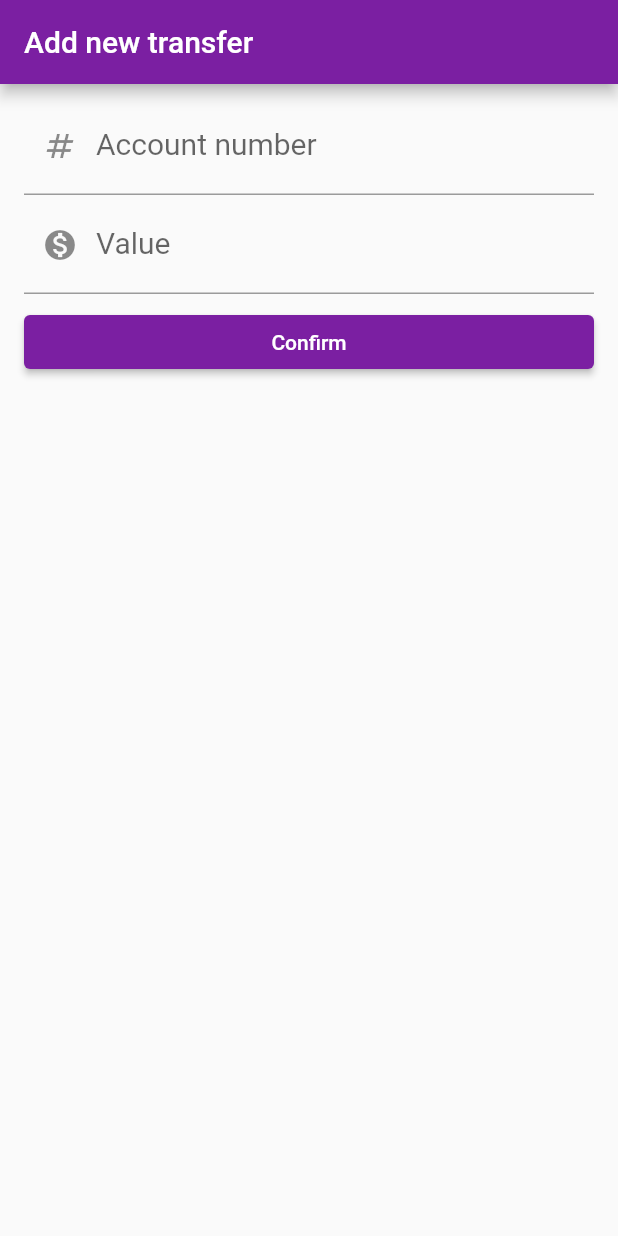
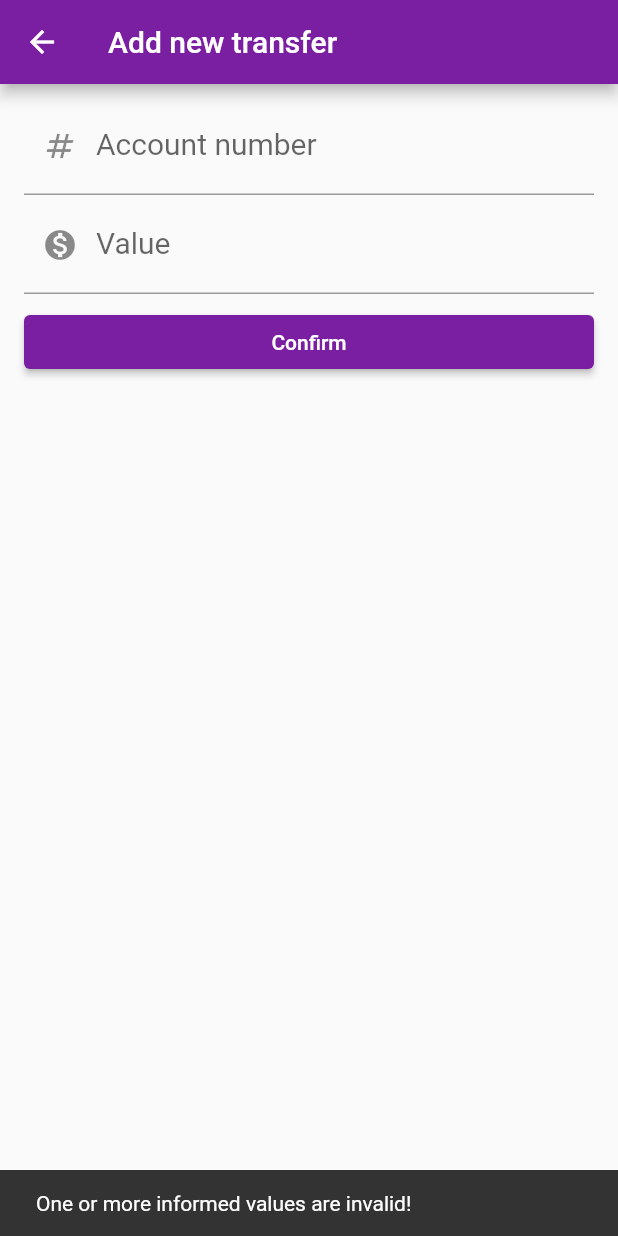
Before and after one commit to felipesantoos/bytebank, a Flutter app: the TransferForm screen opened directly, after a tap on "Confirm", on a phone screen of 412 x 824 dp. Run offline on Flutter 3.47's test engine with Material 2 defaults, Android fonts, the phone set to English and light mode, and no system bars.

Commit message:
Refactoring code, add customer text field, navigation and data transmission

```diff
--- a/lib/main.dart
+++ b/lib/main.dart
@@ -11,18 +11,16 @@ class ByteBankApp extends StatelessWidget {
   Widget build(BuildContext context) {
     return MaterialApp(
       debugShowCheckedModeBanner: false,
-      home: Scaffold(
-        body: TransferForm(),
-      ),
+      home: TransferList(),
     );
   }
 }
 
-
 class TransferForm extends StatelessWidget {
   TransferForm({Key? key}) : super(key: key);
 
-  final TextEditingController _controllerFieldAccountNumber = TextEditingController();
+  final TextEditingController _controllerFieldAccountNumber =
+      TextEditingController();
   final TextEditingController _controllerFieldValue = TextEditingController();
 
   @override
@@ -36,37 +34,22 @@ class TransferForm extends StatelessWidget {
         padding: const EdgeInsets.symmetric(vertical: 8.0, horizontal: 16.0),
         child: ListView(
           children: <Widget>[
-            TextField(
+            CustomTextField(
               controller: _controllerFieldAccountNumber,
-              decoration: const InputDecoration(
-                labelText: 'Account number',
-                hintText: '00000-0',
-                prefixIcon: Icon(Icons.numbers),
-              ),
-              style: const TextStyle(
-                fontSize: 20.0,
-              ),
-              keyboardType: TextInputType.number,
+              labelText: 'Account number',
+              hintText: '00000-0',
+              prefixIcon: Icons.numbers,
             ),
-            TextField(
+            CustomTextField(
               controller: _controllerFieldValue,
-              decoration: const InputDecoration(
-                labelText: 'Value',
-                hintText: '0.00',
-                prefixIcon: Icon(Icons.monetization_on),
-              ),
-              style: const TextStyle(
-                fontSize: 20.0,
-              ),
-              keyboardType: TextInputType.number,
+              labelText: 'Value',
+              hintText: '0.00',
+              prefixIcon: Icons.monetization_on,
             ),
             Container(
               margin: const EdgeInsets.only(top: 8.0),
               child: ElevatedButton(
-                onPressed: () {
-                  debugPrint(_controllerFieldAccountNumber.text);
-                  debugPrint(_controllerFieldValue.text);
-                },
+                onPressed: () => _createTransfer(context),
                 style: ButtonStyle(
                   backgroundColor: MaterialStateColor.resolveWith((states) {
                     return Colors.purple.shade700;
@@ -80,11 +63,86 @@ class TransferForm extends StatelessWidget {
       ),
     );
   }
+
+  void _createTransfer(BuildContext context) {
+    final String accountNumber = _controllerFieldAccountNumber.text;
+    final double? value = double.tryParse(_controllerFieldValue.text);
+
+    if (accountNumber.isNotEmpty && value != null) {
+      Transfer transfer = Transfer(accountNumber: accountNumber, value: value);
+      ScaffoldMessenger.of(context).showSnackBar(
+        const SnackBar(
+          content: Text('Transfer done with success!'),
+        ),
+      );
+      Navigator.pop(context, transfer);
+    } else {
+      ScaffoldMessenger.of(context).showSnackBar(
+        const SnackBar(
+          content: Text('One or more informed values are invalid!'),
+        ),
+      );
+    }
+  }
 }
 
+class CustomTextField extends StatelessWidget {
+  final TextEditingController controller;
+  final String? labelText;
+  final String hintText;
+  final IconData? prefixIcon;
 
-class TransferList extends StatelessWidget {
-  const TransferList({Key? key}) : super(key: key);
+  const CustomTextField(
+      {required this.controller,
+      required this.labelText,
+      required this.hintText,
+      this.prefixIcon,
+      Key? key})
+      : super(key: key);
+
+  @override
+  Widget build(BuildContext context) {
+    return TextField(
+      controller: controller,
+      decoration: InputDecoration(
+        labelText: labelText,
+        hintText: hintText,
+        prefixIcon: prefixIcon != null ? Icon(prefixIcon) : null,
+      ),
+      style: const TextStyle(
+        fontSize: 20.0,
+      ),
+      keyboardType: TextInputType.number,
+    );
+  }
+}
+
+class TransferList extends StatefulWidget {
+  TransferList({Key? key}) : super(key: key);
+
+  @override
+  State<TransferList> createState() => _TransferListState();
+}
+
+class _TransferListState extends State<TransferList> {
+  late List<Transfer> _transferList;
+
+  @override
+  void initState() {
+    super.initState();
+    _transferList = [
+      Transfer(value: 100.0, accountNumber: '00000-1'),
+      Transfer(value: 200.0, accountNumber: '00000-2'),
+      Transfer(value: 300.0, accountNumber: '00000-3'),
+      Transfer(value: 400.0, accountNumber: '00000-4'),
+      Transfer(value: 500.0, accountNumber: '00000-5'),
+      Transfer(value: 600.0, accountNumber: '00000-6'),
+      Transfer(value: 700.0, accountNumber: '00000-7'),
+      Transfer(value: 800.0, accountNumber: '00000-8'),
+      Transfer(value: 900.0, accountNumber: '00000-9'),
+      Transfer(value: 1000.0, accountNumber: '00001-0'),
+    ];
+  }
 
   @override
   Widget build(BuildContext context) {
@@ -93,17 +151,31 @@ class TransferList extends StatelessWidget {
         title: const Text('Transfers'),
         backgroundColor: Colors.purple.shade700,
       ),
-      body: ListView(
-        children: <Widget>[
-          TransferItem(Transfer(value: 100.0, accountNumber: '12345-6')),
-          TransferItem(Transfer(value: 200.0, accountNumber: '12346-7')),
-          TransferItem(Transfer(value: 300.0, accountNumber: '12347-8')),
-          TransferItem(Transfer(value: 400.0, accountNumber: '12348-9')),
-          TransferItem(Transfer(value: 500.0, accountNumber: '12349-1')),
-        ],
+      body: Scrollbar(
+        thickness: 8.0,
+        child: ListView.builder(
+          itemCount: _transferList.length,
+          itemBuilder: (context, index) {
+            return TransferItem(_transferList[index]);
+          },
+        ),
       ),
       floatingActionButton: FloatingActionButton(
-        onPressed: () => {},
+        onPressed: () {
+          final Future<Transfer?> data = Navigator.push(
+            context,
+            MaterialPageRoute(
+              builder: (context) => TransferForm(),
+            ),
+          );
+          data.then((transfer) {
+            if (transfer != null) {
+              setState((){
+                _transferList.add(transfer);
+              });
+            }
+          });
+        },
         backgroundColor: Colors.purple.shade700,
         child: const Icon(Icons.add),
       ),
@@ -112,7 +184,6 @@ class TransferList extends StatelessWidget {
 }
 
 class TransferItem extends StatelessWidget {
-
   final Transfer _transfer;
 
   const TransferItem(this._transfer, {Key? key}) : super(key: key);
@@ -120,8 +191,8 @@ class TransferItem extends StatelessWidget {
   @override
   Widget build(BuildContext context) {
     return Card(
-      child:
-      ListTile(
+      margin: const EdgeInsets.symmetric(vertical: 4.0, horizontal: 8.0),
+      child: ListTile(
         onTap: () {},
         leading: const Icon(Icons.monetization_on),
         title: Text(_transfer.value.toString()),
@@ -132,8 +203,13 @@ class TransferItem extends StatelessWidget {
 }
 
 class Transfer {
+  final String accountNumber;
   final double value;
-  final String accountNumber;
 
-  Transfer({required this.value, required this.accountNumber});
+  Transfer({required this.accountNumber, required this.value});
+
+  @override
+  String toString() {
+    return 'Transfer{accountNumber: $accountNumber, value: $value}';
+  }
 }
```
